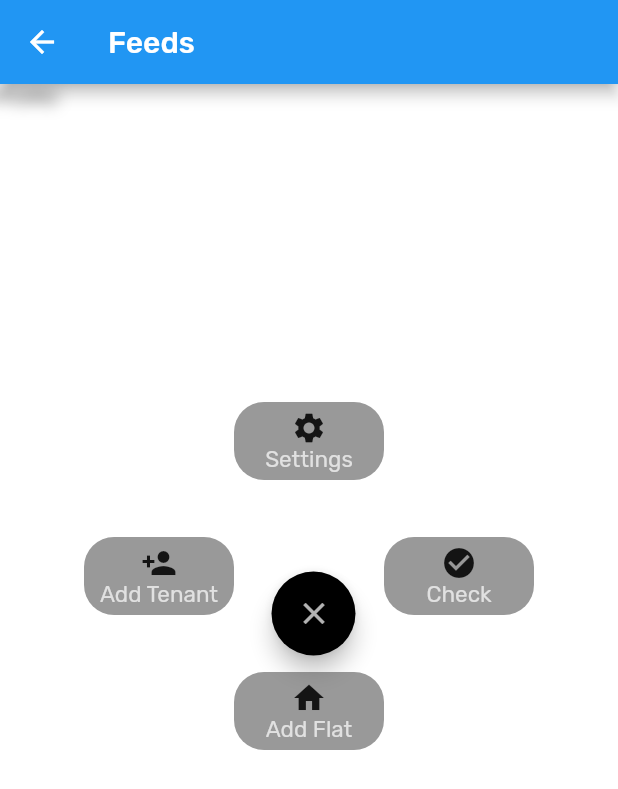
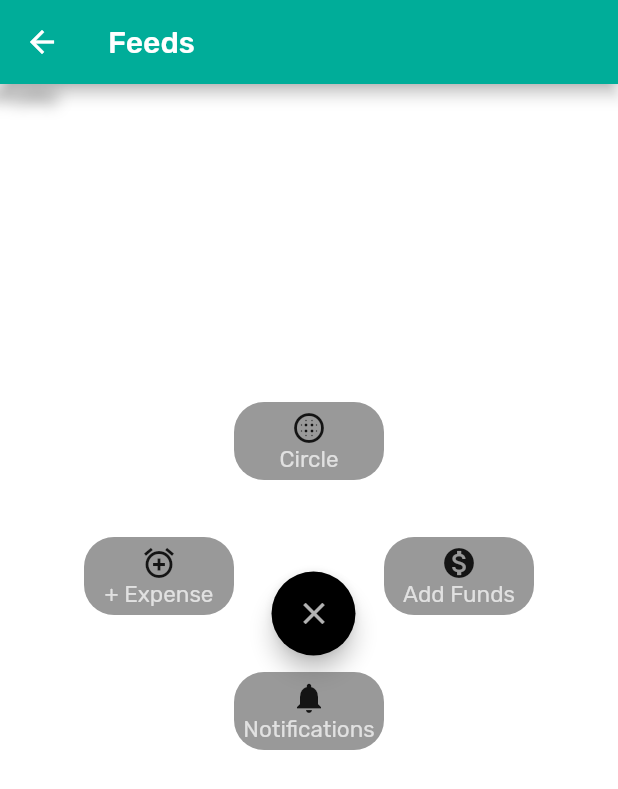
Before and after one commit to nonstopio/ns_flutterhack19, a Flutter app: the HomeScreen screen opened directly, after a tap on the "clear all" icon, on a phone screen of 412 x 824 dp. Shown: the top 789 px of the screen. Run offline on Flutter 3.47's test engine with Material 2 defaults, Android fonts, the phone set to English and light mode, and no system bars; our stand-ins replace connectivity, dio, firebase_auth, firebase_database, firebase_messaging, firebase_storage and 5 more; missing offline and left inert: a package; accounts and stored records are empty; statements that could not run were skipped.

Commit message:
udpated style

```diff
--- a/lib/components/app_button.dart
+++ b/lib/components/app_button.dart
@@ -19,7 +19,7 @@ class AppButton extends StatelessWidget {
     this.height = 45.0,
     this.width,
     this.enabled = true,
-    this.color = AppColors.primary,
+    this.color = const Color(0xFF00AD99),
     this.child,
     this.full = false,
   })  : assert(title == null || child == null, 'Cannot provide both a title and a child'),
@@ -136,7 +136,7 @@ class AppTextButton extends StatelessWidget {
         child: Text(
           title,
           style: TextStyles.buttonText.copyWith(
-            color: AppColors.primary,
+            color: Color(0xFF00AD99),
           ),
         ),
       ),
@@ -159,7 +159,7 @@ class AppIconTextButton extends StatelessWidget {
         child: Container(
           decoration: BoxDecoration(
             borderRadius: BorderRadius.circular(Sizes.s50),
-            color: AppColors.primary,
+            color: Color(0xFF00AD99),
           ),
           padding: EdgeInsets.all(Sizes.s5),
           child: Row(
--- a/lib/main.dart
+++ b/lib/main.dart
@@ -23,7 +23,9 @@ class MyApp extends StatelessWidget {
       home: SplashScreen(),
       // home: ViewFeedsScreen(),
       theme: ThemeData(
-        // primarySwatch: Colors.blue,
+        primaryColor: Color(0xFF00AD99),
+        accentColor: Color(0xFF00AD99),
+        // accentColor: Color(0xFFF24863),
         fontFamily: 'Rubik',
       ),
     );
--- a/lib/screens/home/home_screen.dart
+++ b/lib/screens/home/home_screen.dart
@@ -2,6 +2,8 @@ import 'dart:async';
 
 import 'package:flutter/material.dart';
 import 'package:flutterhackathon/components/app_loading_widget.dart';
+import 'package:flutterhackathon/expense/add_expense_screen.dart';
+import 'package:flutterhackathon/screens/circle/my_circles_screen.dart';
 import 'package:flutterhackathon/utils/utils.dart';
 import 'package:flutterhackathon/components/app_error_widget.dart';
 
@@ -108,12 +110,14 @@ class _HomeScreenState extends State<HomeScreen>
         isMenuOpen
             ? new BackdropFilter(
                 filter: new ui.ImageFilter.blur(
-                  sigmaX: new Tween(begin: 0.0, end: 5.0)
-                      .animate(flyAnimCurve)
-                      .value,
-                  sigmaY: new Tween(begin: 0.0, end: 5.0)
-                      .animate(flyAnimCurve)
-                      .value,
+                  sigmaX: flyAnimCurve.isCompleted? 5.0: 0.0,
+                  // new Tween(begin: 0.0, end: 5.0)
+                  //     .animate(flyAnimCurve)
+                  //     .value,
+                  sigmaY: flyAnimCurve.isCompleted? 5.0: 0.0,
+                  // new Tween(begin: 0.0, end: 5.0)
+                  //     .animate(flyAnimCurve)
+                  //     .value,
                 ),
                 child: new Center(
                   child: new Container(
@@ -126,36 +130,38 @@ class _HomeScreenState extends State<HomeScreen>
             : new Container(),
         _fab(),
         _menuBtn(
-            title: 'Settings',
-            icon: Icons.settings,
+            title: 'Circle',
+            icon: Icons.blur_circular,
             top: (screenSize.height / 2) - 200.0,
             left: (screenSize.width / 2) - 50.0,
             onTap: () {
-              print('Settings pressed');
+              print('Circle pressed');
+              AppRoutes.push(context, MyCirclesScreen());
             }),
         _menuBtn(
-            title: 'Add Flat',
-            icon: Icons.home,
+            title: 'Notifications',
+            icon: Icons.notifications,
             top: (screenSize.height / 2) - 20.0,
             left: (screenSize.width / 2) - 50.0,
             onTap: () {
-              print('Add Flat pressed');
+              print('Notifications');
             }),
         _menuBtn(
-            title: 'Add Tenant',
-            icon: Icons.person_add,
+            title: '+ Expense',
+            icon: Icons.add_alarm,
             top: (screenSize.height / 2) - 110.0,
             left: (screenSize.width / 2) - 150.0,
             onTap: () {
-              print('Add Tenant pressed');
+              print('+ Expense');
+              AppRoutes.push(context, AddExpenseScreen());
             }),
         _menuBtn(
-            title: 'Check',
-            icon: Icons.check_circle,
+            title: 'Add Funds',
+            icon: Icons.monetization_on,
             top: (screenSize.height / 2) - 110.0,
             left: (screenSize.width / 2) + 50.0,
             onTap: () {
-              print('Check pressed');
+              print('Add Funds');
             }),
       ],
     );
--- a/lib/theme/app_decorations.dart
+++ b/lib/theme/app_decorations.dart
@@ -10,7 +10,7 @@ class AppDecorations {
       focusedBorder: OutlineInputBorder(
         borderRadius: BorderRadius.circular(9.0),
         borderSide: BorderSide(
-          color: AppColors.secondary,
+          color: Color(0xFF00AD99),
           style: BorderStyle.solid,
           width: 3.0,
         ),
@@ -18,7 +18,7 @@ class AppDecorations {
       enabledBorder: OutlineInputBorder(
         borderRadius: BorderRadius.circular(9.0),
         borderSide: BorderSide(
-          color: AppColors.secondary,
+          color: Color(0xFF00AD99),
           style: BorderStyle.solid,
           width: 3.0,
         ),
```
